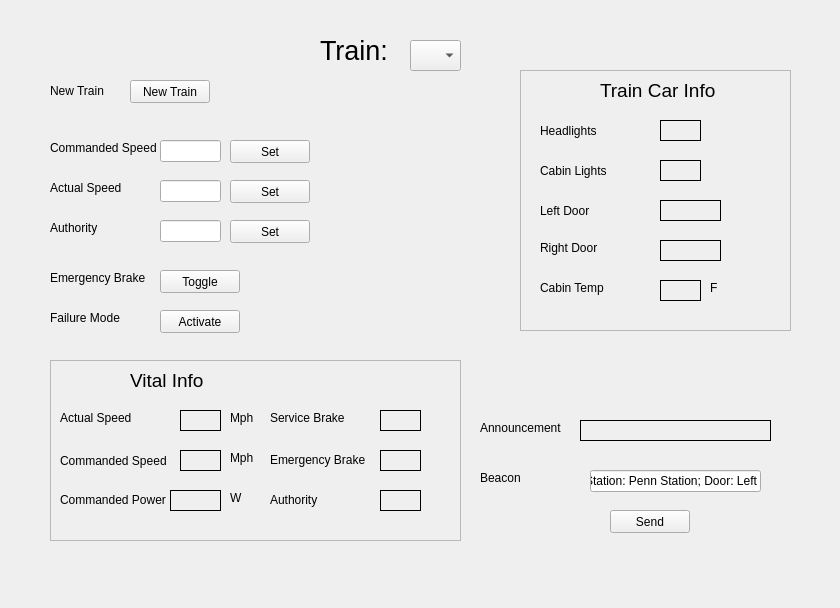
First picture: the form in TrainController/testui.ui, repository shamuraii/ECE1140, before the edit.
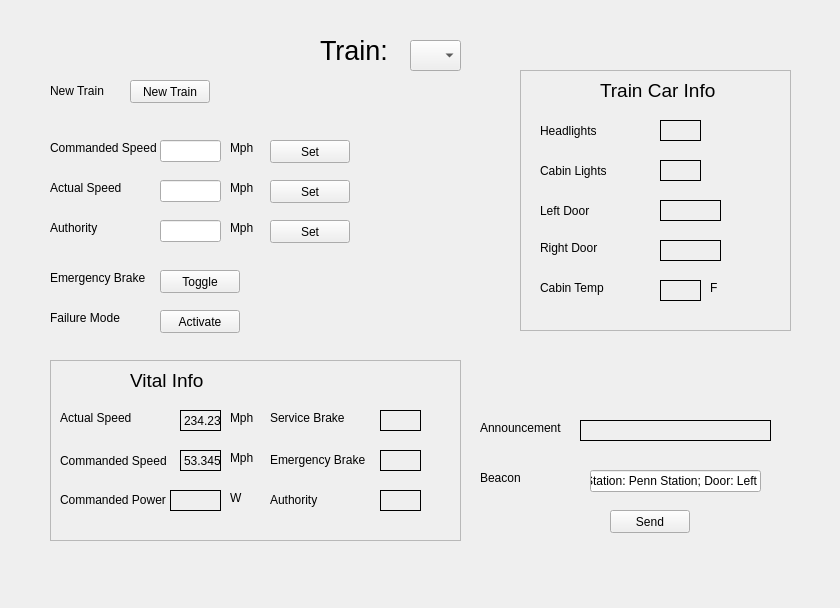
Second picture: the form after the edit.

```diff
--- a/TrainController/testui.ui
+++ b/TrainController/testui.ui
@@ -94,7 +94,7 @@
   <widget class="QPushButton" name="commanded_speed_button">
    <property name="geometry">
     <rect>
-     <x>230</x>
+     <x>270</x>
      <y>140</y>
      <width>80</width>
      <height>23</height>
@@ -107,7 +107,7 @@
   <widget class="QPushButton" name="actual_speed_button">
    <property name="geometry">
     <rect>
-     <x>230</x>
+     <x>270</x>
      <y>180</y>
      <width>80</width>
      <height>23</height>
@@ -146,7 +146,7 @@
   <widget class="QPushButton" name="authority_button">
    <property name="geometry">
     <rect>
-     <x>230</x>
+     <x>270</x>
      <y>220</y>
      <width>80</width>
      <height>23</height>
@@ -526,7 +526,7 @@
      <enum>QFrame::Plain</enum>
     </property>
     <property name="text">
-     <string/>
+     <string>234.2345</string>
     </property>
    </widget>
    <widget class="QLabel" name="commanded_speed_value">
@@ -542,7 +542,7 @@
      <enum>QFrame::Box</enum>
     </property>
     <property name="text">
-     <string/>
+     <string>53.3455</string>
     </property>
    </widget>
    <widget class="QLabel" name="mph_label">
@@ -772,6 +772,45 @@
     <string>Send</string>
    </property>
   </widget>
+  <widget class="QLabel" name="mph_label_3">
+   <property name="geometry">
+    <rect>
+     <x>230</x>
+     <y>140</y>
+     <width>31</width>
+     <height>16</height>
+    </rect>
+   </property>
+   <property name="text">
+    <string>Mph</string>
+   </property>
+  </widget>
+  <widget class="QLabel" name="mph_label_4">
+   <property name="geometry">
+    <rect>
+     <x>230</x>
+     <y>180</y>
+     <width>31</width>
+     <height>16</height>
+    </rect>
+   </property>
+   <property name="text">
+    <string>Mph</string>
+   </property>
+  </widget>
+  <widget class="QLabel" name="mph_label_5">
+   <property name="geometry">
+    <rect>
+     <x>230</x>
+     <y>220</y>
+     <width>31</width>
+     <height>16</height>
+    </rect>
+   </property>
+   <property name="text">
+    <string>Mph</string>
+   </property>
+  </widget>
  </widget>
  <resources/>
  <connections/>
```
